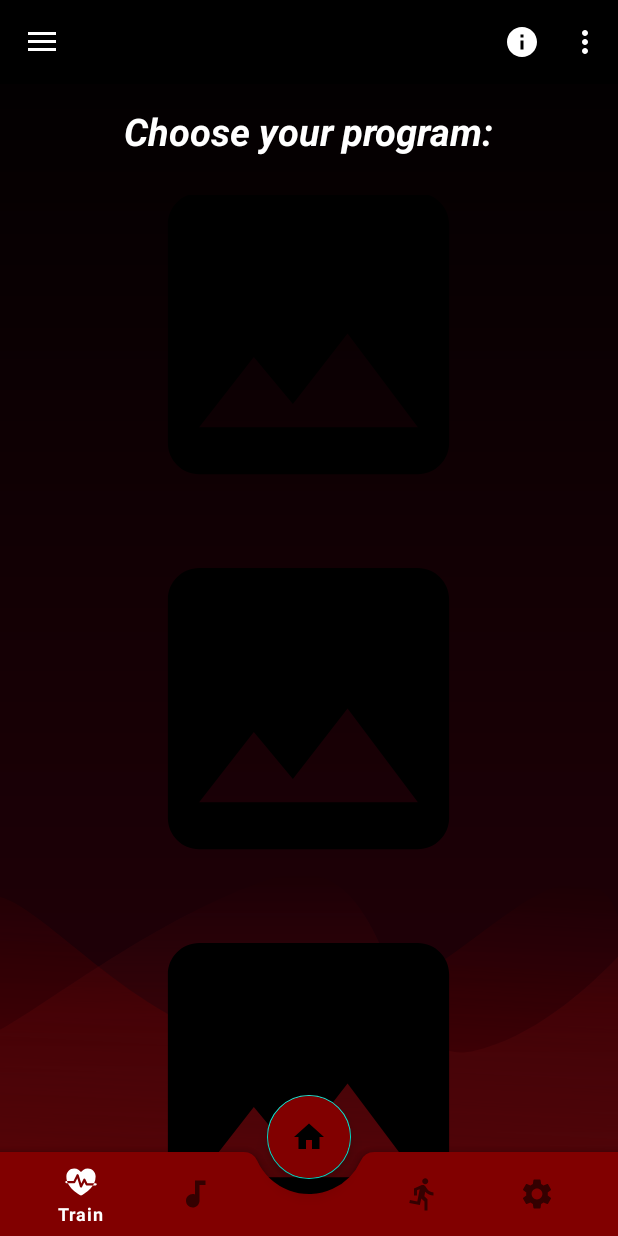
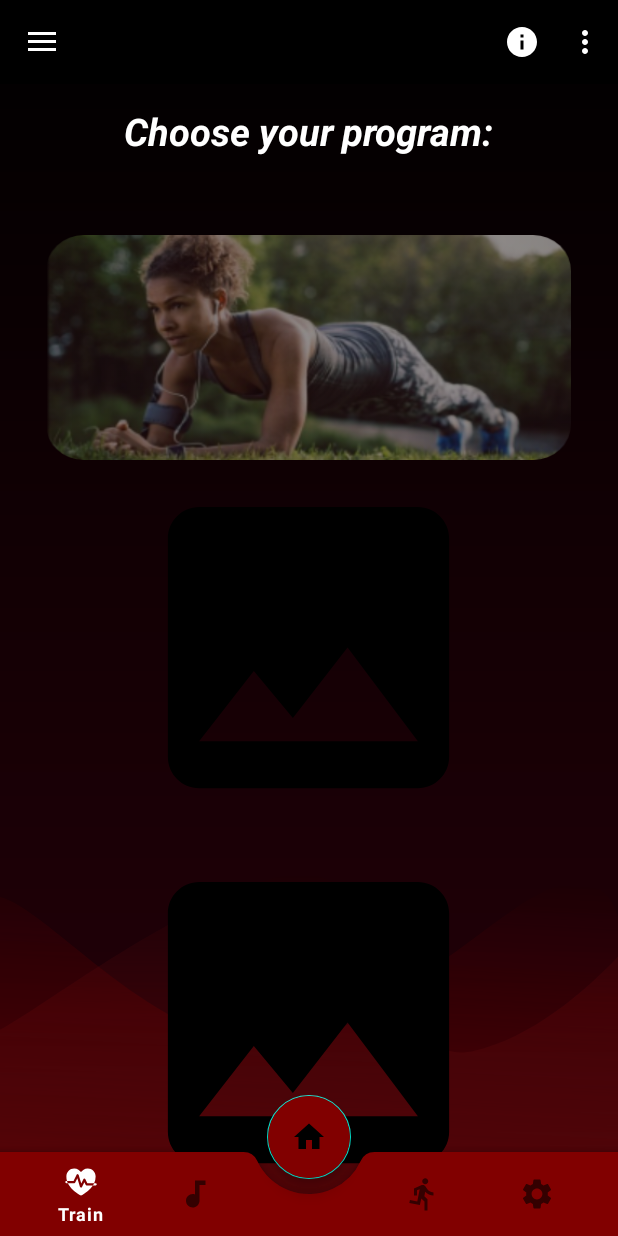
Before and after one commit to MAD-Foster/Foster, an Android app: the screen it shows after launch (WorkoutActivity), on a phone screen of 412 x 824 dp. Run offline under Robolectric (Android 15) with nearby library versions, the phone set to English and light mode, and no system bars.

Commit message:
affif noob

```diff
--- a/app/src/main/java/com/example/foster/WorkoutActivity.java
+++ b/app/src/main/java/com/example/foster/WorkoutActivity.java
@@ -1,6 +1,14 @@
 package com.example.foster;
 
 import android.content.Intent;
+import android.graphics.Bitmap;
+import android.graphics.BitmapShader;
+import android.graphics.Canvas;
+import android.graphics.Paint;
+import android.graphics.RectF;
+import android.graphics.Shader;
+import android.graphics.drawable.BitmapDrawable;
+import android.media.Image;
 import android.os.Bundle;
 
 import com.google.android.material.appbar.CollapsingToolbarLayout;
@@ -19,6 +27,7 @@ import androidx.drawerlayout.widget.DrawerLayout;
 import android.view.Menu;
 import android.view.MenuItem;
 import android.view.View;
+import android.widget.ImageView;
 
 import com.example.foster.databinding.ActivityWorkoutBinding;
 
@@ -46,6 +55,10 @@ public class WorkoutActivity extends AppCompatActivity implements NavigationView
         toggle = new ActionBarDrawerToggle(this, drawerLayout, toolbar, R.string.navigation_drawer_open, R.string.navigation_drawer_close);
         drawerLayout.addDrawerListener(toggle);
         toggle.syncState();
+
+        int i=R.drawable.image_workout_1;
+        ImageView imageView=(ImageView)findViewById(R.id.IV1);
+        roundImage(imageView,i);
     }
 
     @Override
@@ -94,4 +107,14 @@ public class WorkoutActivity extends AppCompatActivity implements NavigationView
         return true;
     }
 
+    public void roundImage(ImageView mimageView,int i){
+        Bitmap mbitmap=((BitmapDrawable) getResources().getDrawable(i)).getBitmap();
+        Bitmap imageRounded=Bitmap.createBitmap(mbitmap.getWidth(), mbitmap.getHeight(), mbitmap.getConfig());
+        Canvas canvas=new Canvas(imageRounded);
+        Paint mpaint=new Paint();
+        mpaint.setAntiAlias(true);
+        mpaint.setShader(new BitmapShader(mbitmap, Shader.TileMode.CLAMP, Shader.TileMode.CLAMP));
+        canvas.drawRoundRect((new RectF(0, 0, mbitmap.getWidth(), mbitmap.getHeight())), 35, 35, mpaint); // Round Image Corner 100 100 100 100
+        mimageView.setImageBitmap(imageRounded);
+    }
 }
--- a/app/src/main/res/layout/activity_workout.xml
+++ b/app/src/main/res/layout/activity_workout.xml
@@ -66,6 +66,11 @@
                 android:textSize="25sp"
                 android:textStyle="italic|bold" />
 
+            <TextView
+                android:layout_width="wrap_content"
+                android:layout_height="wrap_content"
+                android:text=""/>
+
             <ScrollView
                 android:layout_width="wrap_content"
                 android:layout_height="wrap_content"
@@ -80,9 +85,12 @@
                     android:orientation="vertical">
 
                     <ImageView
+                        android:id="@+id/IV1"
                         android:layout_width="350dp"
-                        android:layout_height="250dp"
-                        android:src="@drawable/ic_baseline_image_24" />
+                        android:layout_height="150dp"
+                        android:adjustViewBounds="true"
+                        android:scaleType="fitXY"
+                        android:src="@drawable/image_workout_1" />
 
                     <ImageView
                         android:layout_width="350dp"
--- a/app/src/main/res/menu/menu_overflow.xml
+++ b/app/src/main/res/menu/menu_overflow.xml
@@ -45,6 +45,12 @@
             android:icon="@drawable/ic_baseline_info_24"
             app:showAsAction="ifRoom"
             android:title="@string/aboutapp_title" />
+
+        <item
+            android:id="@+id/DestLogout"
+            android:icon="@drawable/ic_baseline_logout_24"
+            app:showAsAction="never"
+            android:title="@string/logout_title"/>
     </group>
 
 </menu>
```
Also changed, not shown: app/src/main/res/drawable-v24/image_workout_1.png (added).
